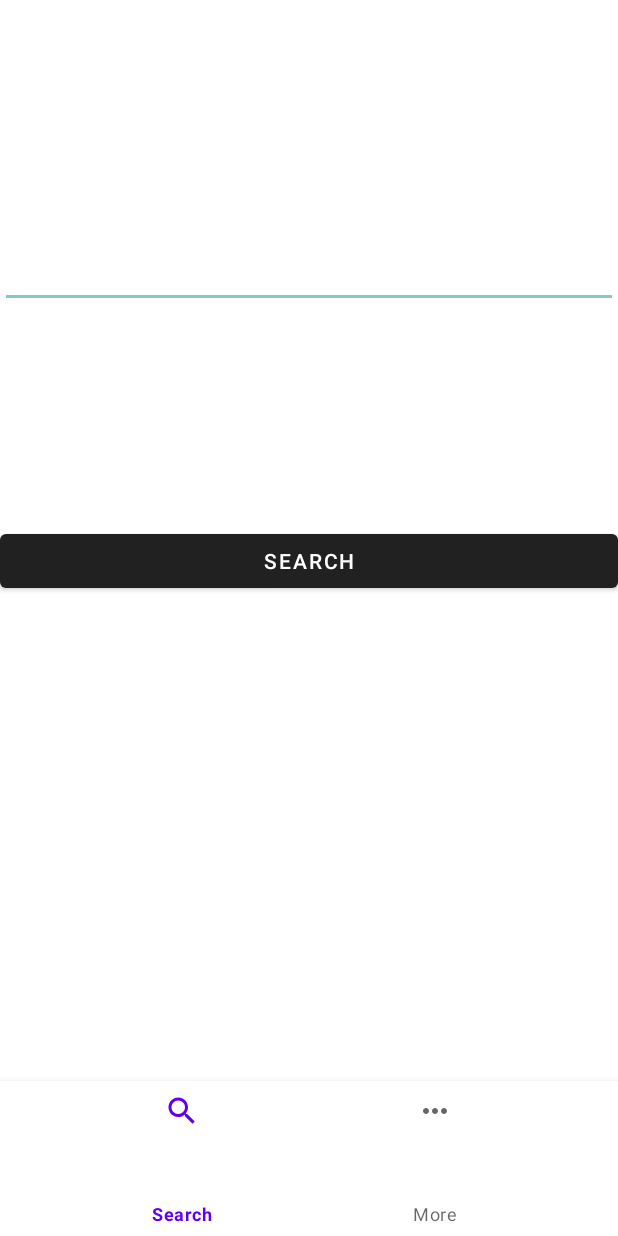
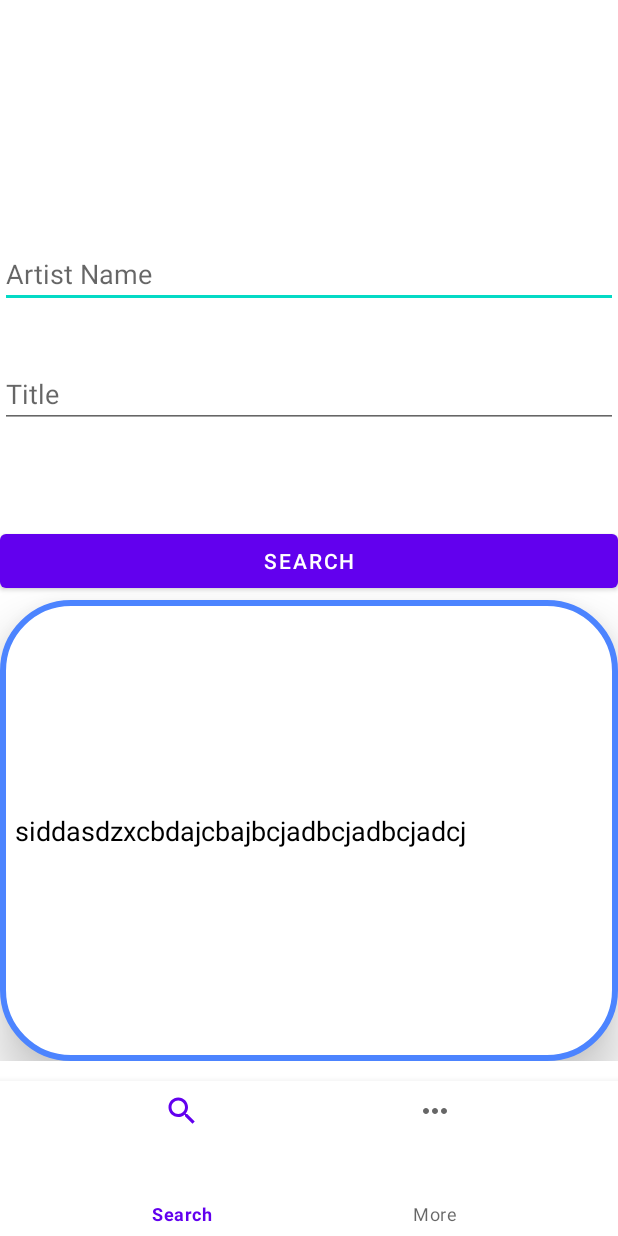
Before and after one commit to sidoncode/Lyrics-Searcher, an Android app: the screen it shows after launch (MainActivity), after a tap on "GET STARTED", on a phone screen of 412 x 824 dp. Run offline under Robolectric (Android 15) with nearby library versions, the phone set to English and light mode, and no system bars; our stand-ins replace Volley.

Commit message:
commit of drawable

```diff
--- a/app/src/main/java/com/siddevlops/lyricssearcher/Search.java
+++ b/app/src/main/java/com/siddevlops/lyricssearcher/Search.java
@@ -2,6 +2,7 @@ package com.siddevlops.lyricssearcher;
 
 import android.os.Bundle;
 
+import androidx.cardview.widget.CardView;
 import androidx.fragment.app.Fragment;
 
 import android.util.Log;
@@ -10,6 +11,7 @@ import android.view.View;
 import android.view.ViewGroup;
 import android.widget.Button;
 import android.widget.EditText;
+import android.widget.TextView;
 import android.widget.Toast;
 
 import com.android.volley.Request;
@@ -76,6 +78,8 @@ public class Search extends Fragment {
     private Button btn_search;
     private EditText artist_et;
     private RequestQueue mQueue;
+    private TextView lyrics_cv;
+
 
 
     @Override
@@ -85,10 +89,14 @@ public class Search extends Fragment {
         View v =  inflater.inflate(R.layout.fragment_search, container, false);
 
         btn_search = v.findViewById(R.id.btn_search);
-
         artist_et = v.findViewById(R.id.artist_et);
+        lyrics_cv = v.findViewById(R.id.lyrics_cv);
         mQueue = Volley.newRequestQueue(getActivity().getApplicationContext());
         //fetchPackages();
+
+
+
+        lyrics_cv.setText("siddasdzxcbdajcbajbcjadbcjadbcjadcj");
 
 
 
--- a/app/src/main/java/com/siddevlops/lyricssearcher/appintro/IntroActivity.java
+++ b/app/src/main/java/com/siddevlops/lyricssearcher/appintro/IntroActivity.java
@@ -9,16 +9,11 @@ import android.view.WindowManager;
 import android.view.animation.Animation;
 import android.view.animation.AnimationUtils;
 import android.widget.Button;
-import android.widget.TextView;
-
-import androidx.annotation.Nullable;
 import androidx.appcompat.app.AppCompatActivity;
 import androidx.viewpager.widget.ViewPager;
-
 import com.google.android.material.tabs.TabLayout;
 import com.siddevlops.lyricssearcher.MainActivity;
 import com.siddevlops.lyricssearcher.R;
-
 import java.util.ArrayList;
 import java.util.List;
 
@@ -30,8 +25,6 @@ public class IntroActivity extends AppCompatActivity {
     Button btnNext, btnGetStarted;
     int position = 0;
     Animation btnAnim;
-    TextView tvSkip;
-
     @Override
     protected void onCreate(Bundle savedInstanceState) {
         super.onCreate(savedInstanceState);
--- /dev/null
+++ b/app/src/main/res/drawable/textviewbg.xml
@@ -0,0 +1,12 @@
+<shape xmlns:android="http://schemas.android.com/apk/res/android">
+    <stroke
+        android:width="4dp"
+        android:color="@color/gradient_start_color"/>
+
+    <solid android:color="#ffff" />
+
+    <corners
+        android:radius="45dp" />
+
+
+</shape>
--- a/app/src/main/res/layout/fragment_search.xml
+++ b/app/src/main/res/layout/fragment_search.xml
@@ -1,13 +1,21 @@
 <?xml version="1.0" encoding="utf-8"?>
-<FrameLayout xmlns:android="http://schemas.android.com/apk/res/android"
+<RelativeLayout xmlns:android="http://schemas.android.com/apk/res/android"
     xmlns:tools="http://schemas.android.com/tools"
     android:layout_width="match_parent"
     android:layout_height="match_parent"
-    tools:context=".Search"
-    android:theme="@style/Theme.AppCompat.NoActionBar">
+    xmlns:app="http://schemas.android.com/apk/res-auto"
+    tools:context=".Search">
 
     <!-- TODO: Update blank fragment layout -->
 
+    <ScrollView
+        android:layout_width="match_parent"
+        android:layout_height="wrap_content">
+
+        <RelativeLayout
+            android:layout_width="wrap_content"
+            android:layout_height="wrap_content"
+            android:orientation="vertical">
     <EditText
         android:layout_marginTop="160dp"
         android:paddingTop="10dp"
@@ -30,15 +38,28 @@
         android:inputType="textPersonName"
         android:hint="Title" />
 
+
     <Button
         android:id="@+id/btn_search"
         android:text="Search"
         android:layout_marginTop="350dp"
         android:layout_width="match_parent"
-        android:layout_height="wrap_content"
-        />
+        android:layout_height="wrap_content" />
 
-
-
-
-</FrameLayout>
+            <EditText
+                android:id="@+id/lyrics_cv"
+                android:layout_width="match_parent"
+                android:layout_height="307dp"
+                android:layout_gravity="center_horizontal"
+                android:layout_marginTop="400dp"
+                android:background="@drawable/textviewbg"
+                android:inputType="textMultiLine"
+                android:paddingLeft="10dp"
+                android:paddingRight="10dp"
+                android:text="ss"
+                android:textColor="@color/black"
+                android:elevation="20dp"
+                android:shadowColor="@color/black" />
+        </RelativeLayout>
+    </ScrollView>
+</RelativeLayout>
```
